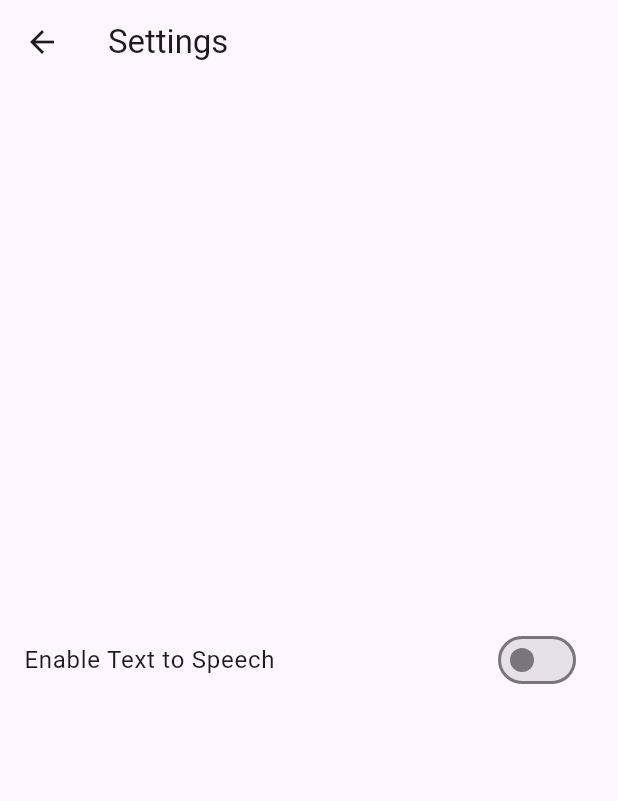
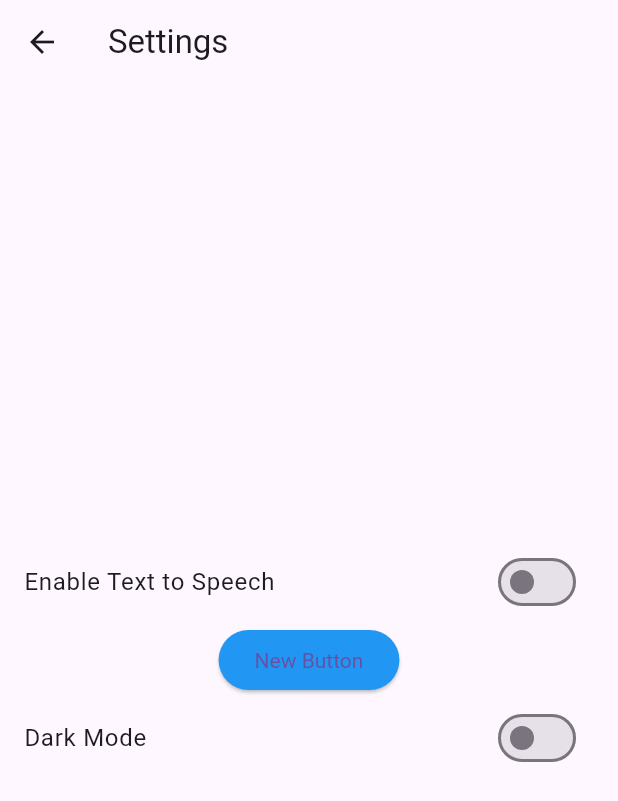
Before and after one commit to ariel-fu/CSE482, a Flutter app: the screen it shows after launch, after a tap on "Settings", on a phone screen of 412 x 824 dp. Shown: the top 801 px of the screen. Run offline on Flutter 3.47's test engine with Material 3 defaults, Android fonts, the phone set to English and light mode, and no system bars; our stand-ins replace file_picker, firebase_core, flutter_tts, shared_preferences; missing offline and left inert: excel, survey_kit; accounts and stored records are empty.

Commit message:
1/2 of the app works with dark mode

```diff
--- a/odk_remake/lib/home.dart
+++ b/odk_remake/lib/home.dart
@@ -1,8 +1,10 @@
 import 'package:flutter/material.dart';
-import 'package:flutter/services.dart'; // Import for accessing clipboard
+import 'package:provider/provider.dart'; // Import provider package
 import 'package:odk_remake/models/excel_file.dart';
 import 'package:odk_remake/screens/SavedExcelScreen.dart';
 import 'package:odk_remake/screens/settings.dart';
+import 'package:odk_remake/theme/theme_constants.dart';
+import 'package:odk_remake/theme/theme_manager.dart';
 import '../widgets/excel_item.dart';
 import '../services/url_download.dart';
 import '../screens/StartAFormScreen.dart';
@@ -36,11 +38,13 @@ class Home extends StatelessWidget {
 
   @override
   Widget build(BuildContext context) {
+    final themeManager = Provider.of<ThemeManager>(context); // Access ThemeManager
+
     return MaterialApp(
       title: 'Home Page',
-      theme: ThemeData(
-        primarySwatch: Colors.blue,
-      ),
+      theme: lightTheme,
+      darkTheme: darkTheme,
+      themeMode: themeManager.themeMode,
       home: _HomePage(
         title: 'Home Page',
         navigateToSavedExcelScreen: _navigateToSavedExcelScreen,
@@ -57,15 +61,37 @@ class _HomePage extends StatelessWidget {
   final void Function(BuildContext) navigateToStartAFormScreen;
   final void Function(BuildContext) navigateToSettingsScreen;
 
-  const _HomePage({Key? key, required this.title, required this.navigateToSavedExcelScreen, required this.navigateToSettingsScreen, required this.navigateToStartAFormScreen}) : super(key: key);
+  const _HomePage({
+    Key? key,
+    required this.title,
+    required this.navigateToSavedExcelScreen,
+    required this.navigateToSettingsScreen,
+    required this.navigateToStartAFormScreen,
+  }) : super(key: key);
 
   @override
   Widget build(BuildContext context) {
     final List<ButtonData> buttons = [
-      ButtonData(icon: Icons.folder, label: 'Files', onTap: () => navigateToSavedExcelScreen(context)),
-      ButtonData(icon: Icons.add_circle, label: 'Start a form', onTap: () => navigateToStartAFormScreen(context),),
-      ButtonData(icon: Icons.settings, label: 'Settings', onTap: () => navigateToSettingsScreen(context),),
-      ButtonData(icon: Icons.insert_drive_file, label: 'Blank', destinationPage: BlankScreen()),
+      ButtonData(
+        icon: Icons.folder,
+        label: 'Files',
+        onTap: () => navigateToSavedExcelScreen(context),
+      ),
+      ButtonData(
+        icon: Icons.add_circle,
+        label: 'Start a form',
+        onTap: () => navigateToStartAFormScreen(context),
+      ),
+      ButtonData(
+        icon: Icons.settings,
+        label: 'Settings',
+        onTap: () => navigateToSettingsScreen(context),
+      ),
+      ButtonData(
+        icon: Icons.insert_drive_file,
+        label: 'Blank',
+        destinationPage: BlankScreen(),
+      ),
     ];
 
     return Scaffold(
@@ -79,13 +105,19 @@ class _HomePage extends StatelessWidget {
   }
 }
 
+
 class ButtonData {
   final IconData icon;
   final String label;
   final Widget? destinationPage;
   final void Function()? onTap;
 
-  ButtonData({required this.icon, required this.label, this.destinationPage, this.onTap});
+  ButtonData({
+    required this.icon,
+    required this.label,
+    this.destinationPage,
+    this.onTap,
+  });
 }
 
 class ButtonGrid extends StatelessWidget {
@@ -107,7 +139,6 @@ class ButtonGrid extends StatelessWidget {
             icon: Icon(buttonData.icon, color: Colors.white),
             label: Text(buttonData.label, style: TextStyle(color: Colors.white)),
             style: ElevatedButton.styleFrom(
-              backgroundColor: const Color.fromARGB(255, 161, 213, 255),
               shape: RoundedRectangleBorder(
                 borderRadius: BorderRadius.circular(20.0),
               ),
@@ -119,10 +150,6 @@ class ButtonGrid extends StatelessWidget {
   }
 }
 
-
-
-
-
 class BlankScreen extends StatelessWidget {
   @override
   Widget build(BuildContext context) {
--- a/odk_remake/lib/main.dart
+++ b/odk_remake/lib/main.dart
@@ -1,10 +1,17 @@
 import 'package:flutter/material.dart';
 import 'package:firebase_core/firebase_core.dart';
-
+import 'package:provider/provider.dart'; // Import provider package
 import 'home.dart';
+import 'theme/theme_manager.dart';
 
 void main() async {
   WidgetsFlutterBinding.ensureInitialized();
   await Firebase.initializeApp();
-  runApp(Home());
+
+  runApp(
+    ChangeNotifierProvider(
+      create: (context) => ThemeManager(),
+      child: Home(),
+    ),
+  );
 }
--- a/odk_remake/lib/screens/settings.dart
+++ b/odk_remake/lib/screens/settings.dart
@@ -1,6 +1,8 @@
 import 'package:flutter/material.dart';
+import 'package:odk_remake/theme/theme_manager.dart';
 import 'package:shared_preferences/shared_preferences.dart';
 import 'package:flutter_tts/flutter_tts.dart';
+import 'package:provider/provider.dart';
 
 class TTSUtil {
   static final FlutterTts _flutterTts = FlutterTts();
@@ -50,15 +52,37 @@ class _SettingsScreenState extends State<SettingsScreen> {
 
   @override
   Widget build(BuildContext context) {
+
+    final themeManager = Provider.of<ThemeManager>(context);
+
     return Scaffold(
       appBar: AppBar(title: Text('Settings')),
       body: Center(
-        child: SwitchListTile(
-          title: Text('Enable Text to Speech'),
-          value: _isTTSEnabled,
-          onChanged: (bool value) {
-            _updateTTSSetting(value);
-          },
+        child: Column(
+          mainAxisAlignment: MainAxisAlignment.center,
+          children: [
+            SwitchListTile(
+              title: Text('Enable Text to Speech'),
+              value: _isTTSEnabled,
+              onChanged: (bool value) {
+                _updateTTSSetting(value);
+              },
+            ),
+            ElevatedButton(
+              onPressed: () {
+                // Add the functionality
+                print('Button pressed');
+              },
+              child: Text('New Button'),
+            ),
+            SwitchListTile(
+              title: Text('Dark Mode'),
+              value: themeManager.themeMode == ThemeMode.dark,
+              onChanged: (bool value) {
+                themeManager.toggleTheme(value);
+              },
+            ),
+          ],
         ),
       ),
     );
--- /dev/null
+++ b/odk_remake/lib/theme/theme_constants.dart
@@ -0,0 +1,31 @@
+// ignore_for_file: constant_identifier_names
+
+import 'package:flutter/material.dart';
+
+// Define your primary color
+const Color COLOR_PRIMARY_LIGHT = Colors.blue;
+const Color COLOR_PRIMARY_DARK = Color.fromARGB(255, 71, 101, 155);
+
+// Define the light theme
+ThemeData lightTheme = ThemeData(
+  brightness: Brightness.light,
+  primaryColor: COLOR_PRIMARY_LIGHT,
+  elevatedButtonTheme: ElevatedButtonThemeData(
+    style: ButtonStyle(
+      backgroundColor: WidgetStateProperty.all<Color?>(COLOR_PRIMARY_LIGHT),
+      textStyle: WidgetStateProperty.all<TextStyle>(const TextStyle(color: Colors.white))
+    ),
+  ),
+);
+
+// Define the dark theme
+ThemeData darkTheme = ThemeData(
+  brightness: Brightness.dark,
+  primaryColor: COLOR_PRIMARY_DARK,
+  elevatedButtonTheme: ElevatedButtonThemeData(
+    style: ButtonStyle(
+      backgroundColor: WidgetStateProperty.all<Color?>(COLOR_PRIMARY_DARK),
+      textStyle: WidgetStateProperty.all<TextStyle>(const TextStyle(color: Colors.white))
+    ),
+  ),
+);
--- /dev/null
+++ b/odk_remake/lib/theme/theme_manager.dart
@@ -0,0 +1,12 @@
+import 'package:flutter/material.dart';
+
+class ThemeManager with ChangeNotifier{
+  ThemeMode _themeMode = ThemeMode.light;
+
+  get themeMode => _themeMode;
+
+  toggleTheme(bool isDark){
+    _themeMode = isDark ? ThemeMode.dark : ThemeMode.light;
+    notifyListeners();
+  }
+}
```
Also changed, not shown: odk_remake/lib/screens/SavedExcelScreen.dart (+40 -84 lines), 1 other file.
